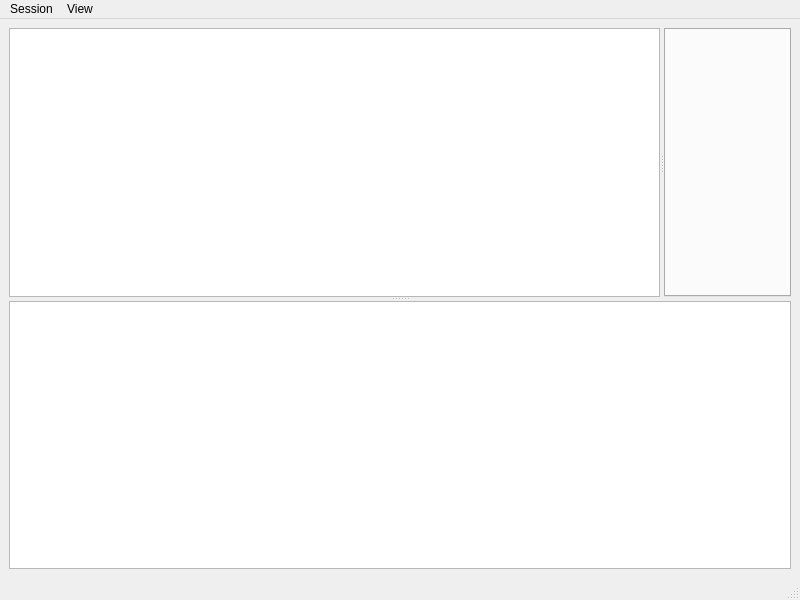
This is src/mainwindow.ui in dmr-tools/anytone-emu as Qt 5 draws it before an edit. The edited form follows.
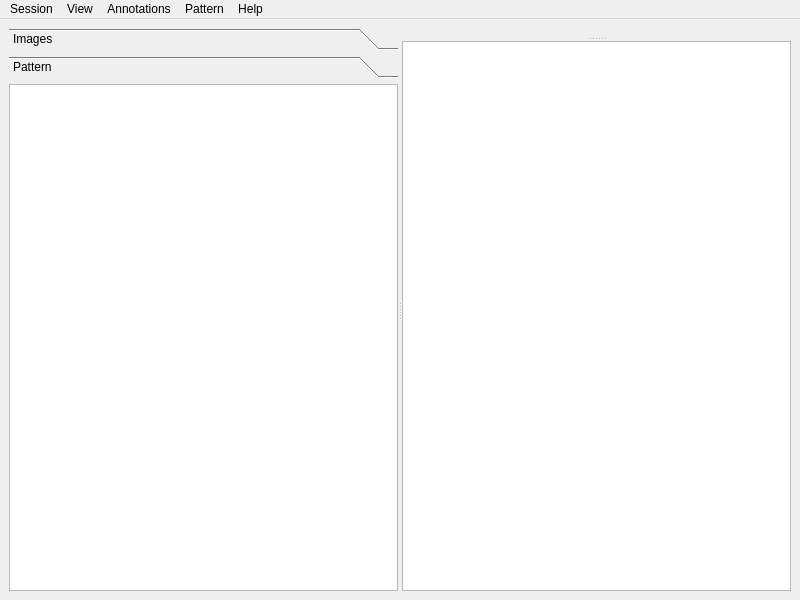
This is the edited form. Icons and pictures are not drawn. Custom widgets are drawn as their Qt base class.

Patch:
```diff
--- a/src/mainwindow.ui
+++ b/src/mainwindow.ui
@@ -16,57 +16,167 @@
   <widget class="QWidget" name="centralwidget">
    <layout class="QVBoxLayout" name="verticalLayout">
     <item>
-     <widget class="QSplitter" name="horizontalSplitter">
-      <property name="maximumSize">
-       <size>
-        <width>16777215</width>
-        <height>16777215</height>
-       </size>
-      </property>
+     <widget class="QSplitter" name="verticalSplitter">
       <property name="orientation">
-       <enum>Qt::Vertical</enum>
+       <enum>Qt::Horizontal</enum>
       </property>
-      <widget class="QSplitter" name="verticalSplitter">
+      <widget class="QToolBox" name="toolBox">
        <property name="sizePolicy">
-        <sizepolicy hsizetype="Expanding" vsizetype="Expanding">
+        <sizepolicy hsizetype="Minimum" vsizetype="Expanding">
          <horstretch>0</horstretch>
          <verstretch>0</verstretch>
         </sizepolicy>
        </property>
+       <property name="currentIndex">
+        <number>1</number>
+       </property>
+       <widget class="QWidget" name="imagesPage">
+        <property name="geometry">
+         <rect>
+          <x>0</x>
+          <y>0</y>
+          <width>389</width>
+          <height>498</height>
+         </rect>
+        </property>
+        <attribute name="label">
+         <string>Images</string>
+        </attribute>
+        <layout class="QVBoxLayout" name="verticalLayout_2">
+         <property name="spacing">
+          <number>0</number>
+         </property>
+         <property name="leftMargin">
+          <number>0</number>
+         </property>
+         <property name="topMargin">
+          <number>0</number>
+         </property>
+         <property name="rightMargin">
+          <number>0</number>
+         </property>
+         <property name="bottomMargin">
+          <number>0</number>
+         </property>
+         <item>
+          <widget class="QTreeView" name="images">
+           <property name="sizePolicy">
+            <sizepolicy hsizetype="Minimum" vsizetype="Expanding">
+             <horstretch>0</horstretch>
+             <verstretch>0</verstretch>
+            </sizepolicy>
+           </property>
+           <property name="selectionMode">
+            <enum>QAbstractItemView::ExtendedSelection</enum>
+           </property>
+           <property name="headerHidden">
+            <bool>true</bool>
+           </property>
+          </widget>
+         </item>
+        </layout>
+       </widget>
+       <widget class="QWidget" name="patternPage">
+        <property name="geometry">
+         <rect>
+          <x>0</x>
+          <y>0</y>
+          <width>389</width>
+          <height>498</height>
+         </rect>
+        </property>
+        <attribute name="label">
+         <string>Pattern</string>
+        </attribute>
+        <layout class="QVBoxLayout" name="verticalLayout_3">
+         <property name="spacing">
+          <number>0</number>
+         </property>
+         <property name="leftMargin">
+          <number>0</number>
+         </property>
+         <property name="topMargin">
+          <number>0</number>
+         </property>
+         <property name="rightMargin">
+          <number>0</number>
+         </property>
+         <property name="bottomMargin">
+          <number>0</number>
+         </property>
+         <item>
+          <widget class="PatternView" name="patterns">
+           <property name="alternatingRowColors">
+            <bool>true</bool>
+           </property>
+           <attribute name="headerStretchLastSection">
+            <bool>false</bool>
+           </attribute>
+          </widget>
+         </item>
+        </layout>
+       </widget>
+      </widget>
+      <widget class="QSplitter" name="horizontalSplitter">
        <property name="orientation">
-        <enum>Qt::Horizontal</enum>
+        <enum>Qt::Vertical</enum>
        </property>
-       <property name="childrenCollapsible">
-        <bool>false</bool>
-       </property>
-       <widget class="QTreeView" name="images">
+       <widget class="QTabWidget" name="tabs">
+        <property name="currentIndex">
+         <number>-1</number>
+        </property>
+        <property name="documentMode">
+         <bool>true</bool>
+        </property>
+        <property name="tabsClosable">
+         <bool>true</bool>
+        </property>
+        <property name="movable">
+         <bool>true</bool>
+        </property>
+       </widget>
+       <widget class="QTableView" name="log">
         <property name="sizePolicy">
-         <sizepolicy hsizetype="Minimum" vsizetype="Expanding">
+         <sizepolicy hsizetype="MinimumExpanding" vsizetype="Preferred">
           <horstretch>0</horstretch>
           <verstretch>0</verstretch>
          </sizepolicy>
         </property>
+        <property name="editTriggers">
+         <set>QAbstractItemView::NoEditTriggers</set>
+        </property>
+        <property name="showDropIndicator" stdset="0">
+         <bool>false</bool>
+        </property>
+        <property name="dragDropOverwriteMode">
+         <bool>false</bool>
+        </property>
+        <property name="alternatingRowColors">
+         <bool>true</bool>
+        </property>
         <property name="selectionMode">
          <enum>QAbstractItemView::ExtendedSelection</enum>
         </property>
-       </widget>
-       <widget class="QTabWidget" name="tabs">
-        <property name="currentIndex">
-         <number>-1</number>
+        <property name="selectionBehavior">
+         <enum>QAbstractItemView::SelectRows</enum>
         </property>
-        <property name="tabsClosable">
+        <property name="showGrid">
+         <bool>false</bool>
+        </property>
+        <attribute name="horizontalHeaderVisible">
          <bool>true</bool>
-        </property>
+        </attribute>
+        <attribute name="verticalHeaderVisible">
+         <bool>false</bool>
+        </attribute>
+        <attribute name="verticalHeaderMinimumSectionSize">
+         <number>16</number>
+        </attribute>
+        <attribute name="verticalHeaderDefaultSectionSize">
+         <number>24</number>
+        </attribute>
        </widget>
       </widget>
-      <widget class="QTextBrowser" name="log">
-       <property name="sizePolicy">
-        <sizepolicy hsizetype="Expanding" vsizetype="Minimum">
-         <horstretch>0</horstretch>
-         <verstretch>0</verstretch>
-        </sizepolicy>
-       </property>
-      </widget>
      </widget>
     </item>
    </layout>
@@ -112,26 +222,65 @@
     <addaction name="separator"/>
     <addaction name="actionShow_Log"/>
    </widget>
+   <widget class="QMenu" name="menuAnnotations">
+    <property name="title">
+     <string>Annotations</string>
+    </property>
+    <addaction name="actionAnnotate"/>
+    <addaction name="actionClear_annotations"/>
+   </widget>
+   <widget class="QMenu" name="menuHelp">
+    <property name="title">
+     <string>Help</string>
+    </property>
+    <addaction name="actionAbout"/>
+    <addaction name="actionManual"/>
+   </widget>
+   <widget class="QMenu" name="menuPattern">
+    <property name="title">
+     <string>Pattern</string>
+    </property>
+    <widget class="QMenu" name="menuAdd_repeat">
+     <property name="title">
+      <string>Add repeat</string>
+     </property>
+     <addaction name="actionAdd_sparse_repeat"/>
+     <addaction name="actionAdd_block_repeat"/>
+     <addaction name="actionAdd_fixed_repeat"/>
+    </widget>
+    <widget class="QMenu" name="menuAdd_integer">
+     <property name="title">
+      <string>Add integer</string>
+     </property>
+     <addaction name="actionAdd_bit"/>
+     <addaction name="actionAdd_uint8"/>
+     <addaction name="actionAdd_int8"/>
+     <addaction name="actionAdd_uint16"/>
+     <addaction name="actionAdd_int16"/>
+     <addaction name="actionAdd_uint32"/>
+     <addaction name="actionAdd_int32"/>
+     <addaction name="actionAdd_BCD8"/>
+    </widget>
+    <addaction name="actionEdit_pattern"/>
+    <addaction name="separator"/>
+    <addaction name="menuAdd_repeat"/>
+    <addaction name="actionAdd_element"/>
+    <addaction name="menuAdd_integer"/>
+    <addaction name="actionAdd_enum"/>
+    <addaction name="actionAdd_string"/>
+    <addaction name="actionAdd_unknown"/>
+    <addaction name="actionAdd_unused"/>
+    <addaction name="separator"/>
+    <addaction name="actionDelete_pattern"/>
+    <addaction name="separator"/>
+    <addaction name="actionSave_pattern"/>
+   </widget>
    <addaction name="menuSession"/>
    <addaction name="menuView"/>
+   <addaction name="menuAnnotations"/>
+   <addaction name="menuPattern"/>
+   <addaction name="menuHelp"/>
   </widget>
-  <widget class="QStatusBar" name="statusbar"/>
-  <action name="actionOpen">
-   <property name="text">
-    <string>Open ...</string>
-   </property>
-   <property name="shortcut">
-    <string>Ctrl+O</string>
-   </property>
-  </action>
-  <action name="actionSave">
-   <property name="text">
-    <string>Save ...</string>
-   </property>
-   <property name="shortcut">
-    <string>Ctrl+S</string>
-   </property>
-  </action>
   <action name="actionSave_as">
    <property name="text">
     <string>Save as ...</string>
@@ -219,6 +368,13 @@
    </property>
   </action>
  </widget>
+ <customwidgets>
+  <customwidget>
+   <class>PatternView</class>
+   <extends>QTreeView</extends>
+   <header>patternview.hh</header>
+  </customwidget>
+ </customwidgets>
  <resources/>
  <connections/>
 </ui>
```
Left out of the diff: 180 changed lines with no effect on the pictures.
